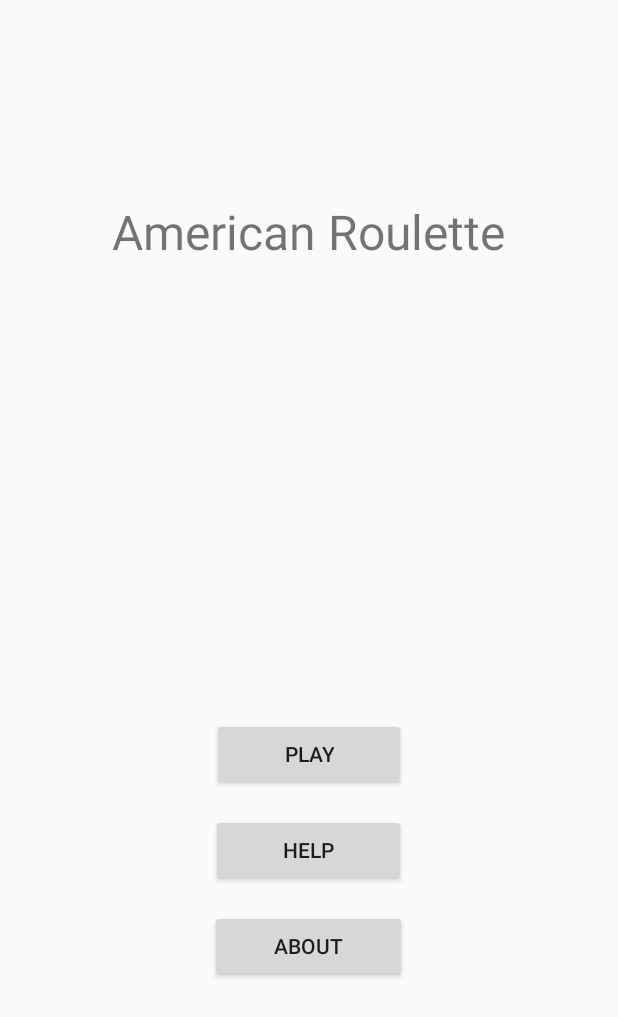
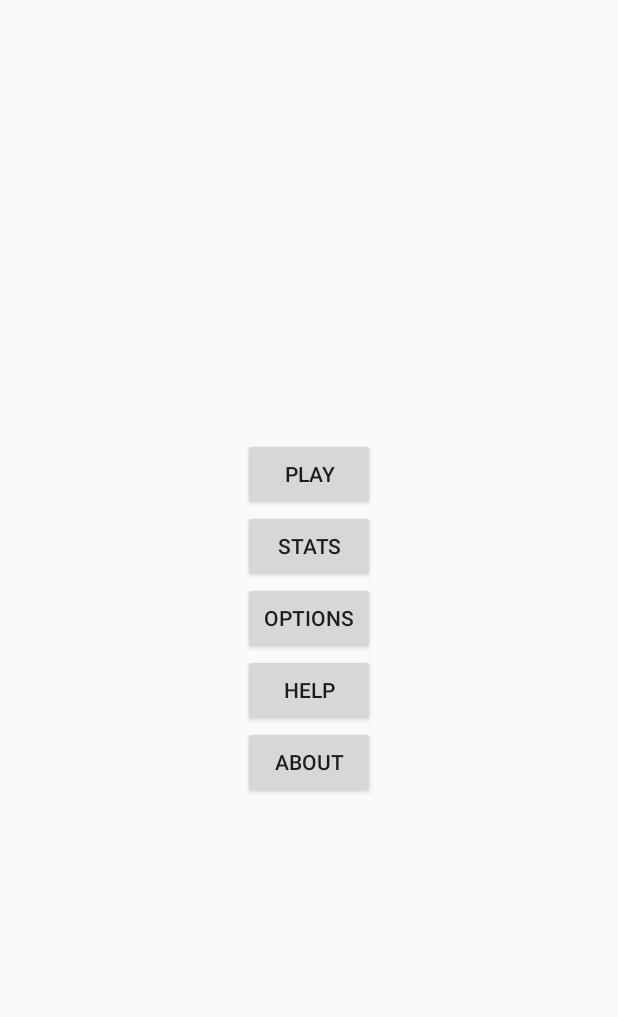
Before and after one commit to maxschlesinger/team06_hw1, an Android app: the screen it shows after launch (StartScreen), on a phone screen of 412 x 824 dp. Shown: the top 1017 px of the screen. Run offline under Robolectric (Android 15) with nearby library versions, the phone set to English and light mode, and no system bars.

Commit message:
Revert "Home screen UI"

```diff
--- a/HW1_DiceGame/app/src/main/res/layout/activity_start_screen.xml
+++ b/HW1_DiceGame/app/src/main/res/layout/activity_start_screen.xml
@@ -6,26 +6,6 @@
     android:orientation="vertical"
     tools:context=".StartScreen">
 
-    <LinearLayout
-        android:layout_width="fill_parent"
-        android:layout_height="fill_parent"
-        android:orientation="vertical">
-
-        <LinearLayout
-            android:layout_width="match_parent"
-            android:layout_height="match_parent"
-            android:layout_weight="1.25"
-            android:gravity="center">
-
-            <TextView
-                android:layout_width="wrap_content"
-                android:layout_height="wrap_content"
-                android:textAlignment="center"
-                android:textSize="32dp"
-                android:text="@string/title"/>
-
-        </LinearLayout>
-
 
     <LinearLayout
         android:layout_width="match_parent"
@@ -33,35 +13,36 @@
         android:layout_centerHorizontal="true"
         android:layout_centerVertical="true"
         android:gravity="center"
-            android:layout_weight=".75"
         android:orientation="vertical">
 
         <Button
-                android:id="@+id/playButton"
-                android:layout_margin="12px"
-                android:paddingHorizontal="48dp"
             android:layout_width="wrap_content"
             android:layout_height="wrap_content"
             android:layout_gravity="center"
             android:text="@string/play" />
 
         <Button
-                android:id="@+id/helpButton"
-                android:layout_margin="12px"
-                android:paddingHorizontal="48dp"
+            android:layout_width="wrap_content"
+            android:layout_height="wrap_content"
+            android:layout_gravity="center"
+            android:text="@string/stats" />
+
+        <Button
+            android:layout_width="wrap_content"
+            android:layout_height="wrap_content"
+            android:layout_gravity="center"
+            android:text="@string/options" />
+
+        <Button
             android:layout_width="wrap_content"
             android:layout_height="wrap_content"
             android:layout_gravity="center"
             android:text="@string/help" />
 
         <Button
-                android:id="@+id/aboutButton"
             android:layout_width="wrap_content"
             android:layout_height="wrap_content"
             android:layout_gravity="center"
-                android:layout_margin="12px"
-                android:paddingHorizontal="42.5dp"
             android:text="@string/about" />
     </LinearLayout>
-    </LinearLayout>
 </RelativeLayout>
--- a/HW1_DiceGame/app/src/main/res/values/strings.xml
+++ b/HW1_DiceGame/app/src/main/res/values/strings.xml
@@ -2,6 +2,7 @@
     <string name="app_name">HW1_DiceGame</string>
     <string name="play">Play</string>
     <string name="about">About</string>
+    <string name="stats">Stats</string>
+    <string name="options">Options</string>
     <string name="help">Help</string>
-    <string name="title">American Roulette</string>
 </resources>
```
Also changed, not shown: 1 other file. Lines whose indentation alone changed are shown as unchanged.
